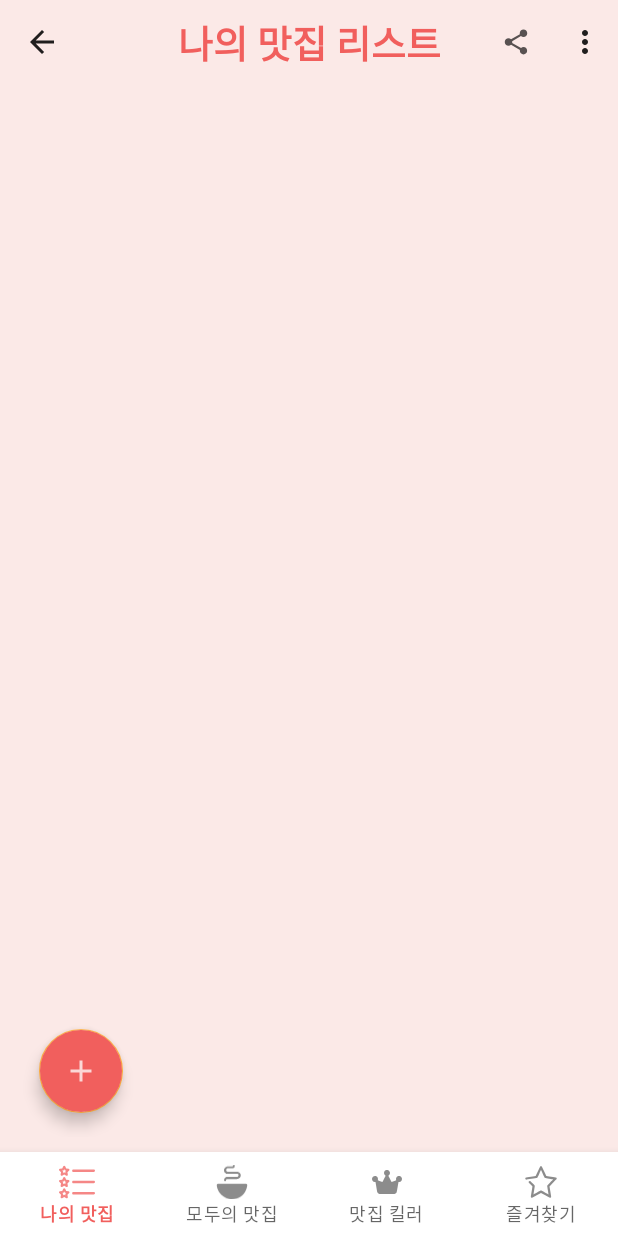
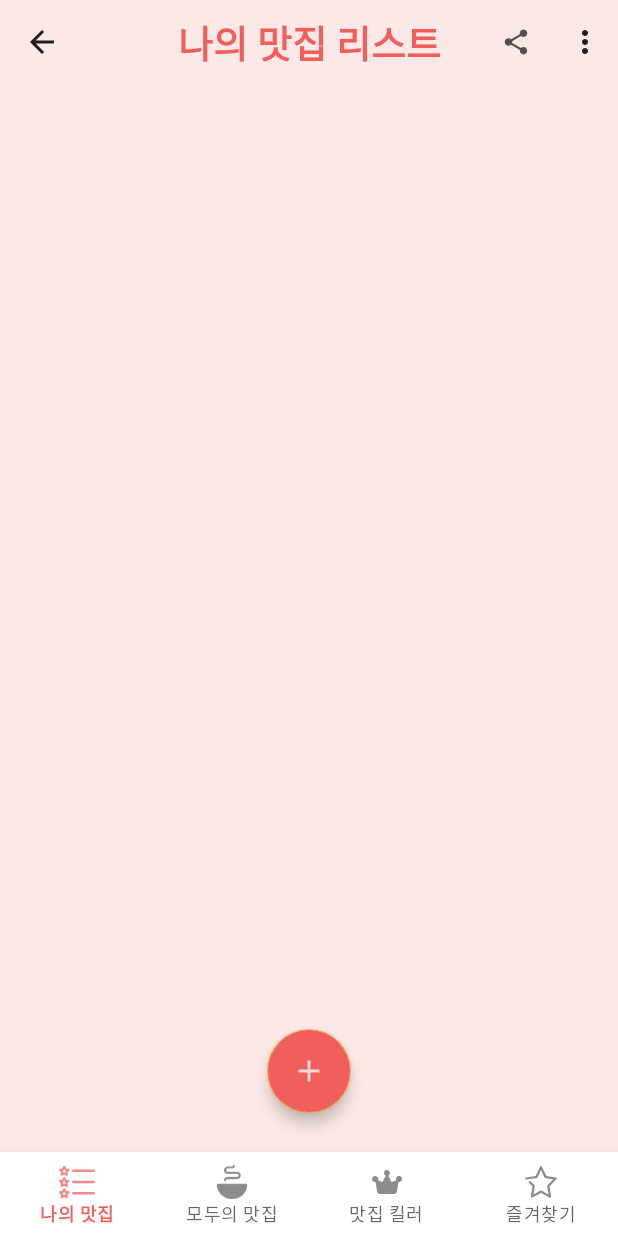
Before and after one commit to dpdms529/JMT, an Android app: the MyList screen opened directly, with no data from a screen before it, on a phone screen of 412 x 824 dp. Run offline under Robolectric (Android 15) with nearby library versions, the phone set to English and light mode, and no system bars; our stand-ins replace Firebase (no records; nobody signed in at launch, a user with empty details on screens opened directly); libraries missing offline, so code that uses them is left out: com.kakao.sdk; pictures from the network do not load; 2 statements that could not run were skipped.

Commit message:
floating button

```diff
--- a/app/src/main/res/layout/fragment_my_list.xml
+++ b/app/src/main/res/layout/fragment_my_list.xml
@@ -10,7 +10,7 @@
         android:id="@+id/add_floating_btn"
         android:layout_width="wrap_content"
         android:layout_height="wrap_content"
-        android:layout_gravity="start|bottom"
+        android:layout_gravity="center|bottom"
         android:layout_margin="16dp"
         android:backgroundTint="@color/pink"
         android:src="@drawable/ic_add" />
```
